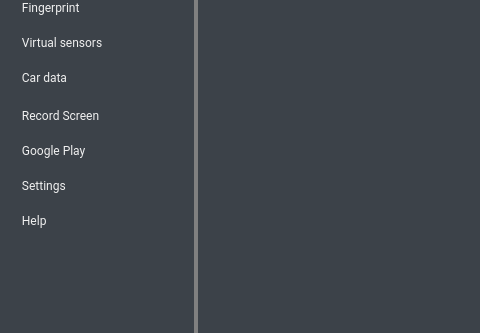
vicamo/libandroid-emugl, file android/android-emu/android/skin/qt/extended.ui: the form before one commit; both pictures show x 0 to 480 and y 267 to 600 of the 820 by 600 pixel window.
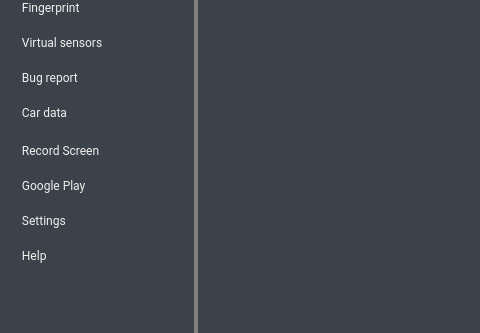
The form after the commit. The open tabs and pages were chosen to show the change. Icons and pictures are not drawn. Custom widgets are drawn as their Qt base class.

Commit message:
[Bugreport-UI] Moving Bugreport to Extended Window
1, Remove "file a bug" button in help page.
2, UI redesign.
3, Delete temp file created by adb logcat and screenshot.

The edit to the form file:
```diff
--- a/android/android-emu/android/skin/qt/extended.ui
+++ b/android/android-emu/android/skin/qt/extended.ui
@@ -333,7 +333,7 @@
      <number>0</number>
     </property>
     <item>
-     <layout class="QVBoxLayout" name="verticalLayout" stretch="0,0,0,0,0,0,0,0,0,0,0,0,0">
+     <layout class="QVBoxLayout" name="verticalLayout" stretch="0,0,0,0,0,0,0,0,0,0,0,0,0,0,0,0">
       <property name="spacing">
        <number>0</number>
       </property>
@@ -759,6 +759,54 @@
         </property>
        </widget>
       </item>
+      <item>
+       <widget class="QPushButton" name="bugreportButton">
+        <property name="font">
+         <font>
+          <family>Roboto</family>
+          <weight>50</weight>
+          <bold>false</bold>
+         </font>
+        </property>
+        <property name="autoFillBackground">
+         <bool>false</bool>
+        </property>
+        <property name="styleSheet">
+         <string notr="true">/* overridden by stylesheet_template.css */
+border: none;
+text-align: left;
+padding: 10px 0px 10px 16px;</string>
+        </property>
+        <property name="text">
+         <string>  Bug report</string>
+        </property>
+        <property name="icon">
+         <iconset resource="resources.qrc">
+          <normaloff>:/light/bugreport</normaloff>:/light/bugreport</iconset>
+        </property>
+        <property name="iconSize">
+         <size>
+          <width>20</width>
+          <height>20</height>
+         </size>
+        </property>
+        <property name="checkable">
+         <bool>true</bool>
+        </property>
+        <property name="flat">
+         <bool>true</bool>
+        </property>
+        <property name="report_metrics" stdset="0">
+         <bool>false</bool>
+        </property>
+        <property name="themeIconName" stdset="0">
+         <string>bugreport</string>
+        </property>
+        <property name="ColorGroup" stdset="0">
+         <string>MajorTab</string>
+        </property>
+       </widget>
+      </item>
       <item>
        <widget class="QPushButton" name="carDataButton">
         <property name="font">
@@ -1065,6 +1113,12 @@
    <header>android/skin/qt/extended-pages/battery-page.h</header>
    <container>1</container>
   </customwidget>
+  <customwidget>
+   <class>BugreportPage</class>
+   <extends>QWidget</extends>
+   <header>android/skin/qt/extended-pages/bug-report-page.h</header>
+   <container>1</container>
+  </customwidget>
   <customwidget>
    <class>TelephonyPage</class>
    <extends>QWidget</extends>
```
Left out of the diff: 6 changed lines with no effect on the pictures. The commit also changes 15 other files.
